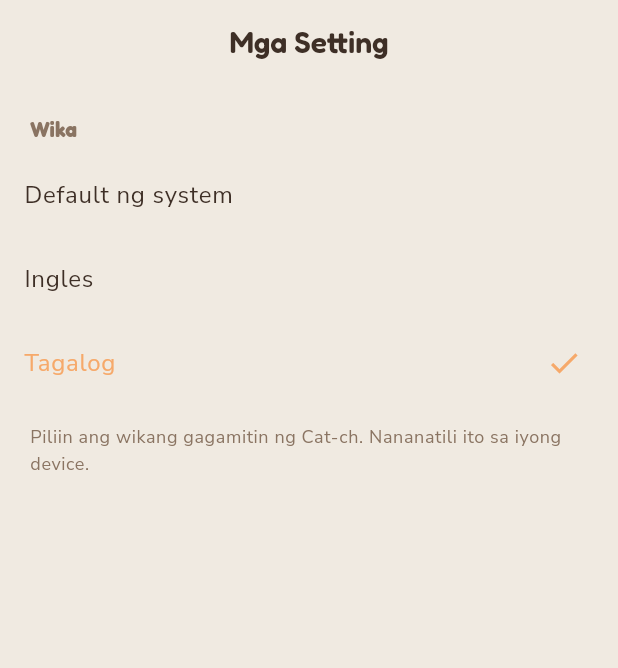
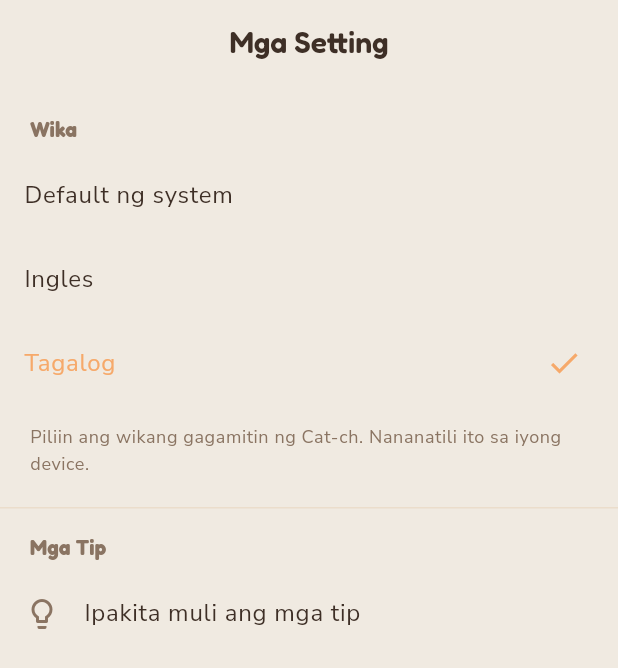
Before and after one commit to nykefleym-pbi/catch-mobile, a Flutter app: the SettingsScreen screen opened by its route, after a tap on "English", after a tap on "Tagalog", on a phone screen of 412 x 824 dp. Shown: the top 668 px of the screen. Run offline on Flutter 3.47's test engine with Material 3 defaults, Android fonts, the phone set to English and light mode, and no system bars; our stand-ins replace camera, flutter_map, flutter_riverpod, geolocator, go_router, google_fonts and 6 more; missing offline and left inert: google_mlkit_image_labeling; accounts and stored records are empty.

Commit message:
Launch-readiness: per-screen first-run tips (dismissible, resettable)
Item 2 — a lightweight coach-mark shown once per screen.

- lib/features/tutorial: TutorialController persists a seen-set on-device
  (no data collected); FirstRunTip is a reusable, Semantics-labelled inline
  banner — skippable via "Got it", never blocking, renders nothing once
  dismissed. Inline (not a full-screen overlay) so it can't trap the live
  camera and reads well to screen readers.
- Wired into CatDex and the Explore map (localized copy); the same one-liner
  drops into any other screen.
- Settings gains a "Show tips again" reset (resetAll) so tips are never a
  one-way gate. New localized strings (en + fil).

Test: tips start unseen; markSeen persists + idempotent; resetAll clears.

Co-Authored-By: Claude Opus 4.8 <noreply@anthropic.com>
Claude-Session: https://claude.ai/code/session_01MAxzz8gFFrU1L32wpL16w2

```diff
--- a/lib/features/catdex/presentation/catdex_screen.dart
+++ b/lib/features/catdex/presentation/catdex_screen.dart
@@ -7,6 +7,8 @@ import 'package:go_router/go_router.dart';
 import '../../../core/config/env.dart';
 import '../../../core/router/app_router.dart';
 import '../../../core/theme/app_theme.dart';
+import '../../../l10n/app_localizations.dart';
+import '../../tutorial/presentation/first_run_tip.dart';
 import '../data/cats_repository.dart';
 import '../domain/cat.dart';
 
@@ -143,6 +145,10 @@ class _CatDexBodyState extends ConsumerState<_CatDexBody> {
           ),
         ),
         const SizedBox(height: 12),
+        FirstRunTip(
+          screenId: 'catdex',
+          message: AppLocalizations.of(context).tipCatdex,
+        ),
         Expanded(
           child: cats.when(
             loading: () =>
--- a/lib/features/settings/presentation/settings_screen.dart
+++ b/lib/features/settings/presentation/settings_screen.dart
@@ -2,6 +2,7 @@ import 'package:flutter/material.dart';
 import 'package:flutter_riverpod/flutter_riverpod.dart';
 
 import '../../../l10n/app_localizations.dart';
+import '../../tutorial/data/tutorial_repository.dart';
 import '../data/settings_repository.dart';
 
 /// App Settings — the K1 preferences surface. For Slice A it hosts the language
@@ -63,6 +64,28 @@ class SettingsScreen extends ConsumerWidget {
                 ),
               ),
             ),
+            const Divider(height: 1),
+            Padding(
+              padding: const EdgeInsets.fromLTRB(20, 16, 20, 6),
+              child: Text(
+                l.settingsTipsSection,
+                style: theme.textTheme.titleSmall?.copyWith(
+                  fontWeight: FontWeight.w700,
+                  color: theme.colorScheme.onSurfaceVariant,
+                ),
+              ),
+            ),
+            ListTile(
+              leading: const Icon(Icons.lightbulb_outline),
+              title: Text(l.resetTips),
+              onTap: () async {
+                await ref.read(tutorialSeenProvider.notifier).resetAll();
+                if (!context.mounted) return;
+                ScaffoldMessenger.of(context).showSnackBar(
+                  SnackBar(content: Text(l.resetTipsDone)),
+                );
+              },
+            ),
           ],
         ),
       ),
--- a/lib/l10n/app_localizations.dart
+++ b/lib/l10n/app_localizations.dart
@@ -46,6 +46,13 @@ class AppLocalizations {
   String get profileLanguageRowTitle => _t('profileLanguageRowTitle');
   String get profileLanguageRowSubtitle => _t('profileLanguageRowSubtitle');
 
+  // --- Tutorial tips ---------------------------------------------------------
+  String get settingsTipsSection => _t('settingsTipsSection');
+  String get resetTips => _t('resetTips');
+  String get resetTipsDone => _t('resetTipsDone');
+  String get tipCatdex => _t('tipCatdex');
+  String get tipMap => _t('tipMap');
+
   /// The per-locale string tables. `en` is the template; keep every locale's
   /// key set identical (a test enforces this).
   static const Map<String, Map<String, String>> _strings = {
@@ -59,6 +66,12 @@ class AppLocalizations {
           'Choose the language Cat-ch uses. This stays on your device.',
       'profileLanguageRowTitle': 'Language',
       'profileLanguageRowSubtitle': 'English & Tagalog',
+      'settingsTipsSection': 'Tips',
+      'resetTips': 'Show tips again',
+      'resetTipsDone': 'Tips will show again.',
+      'tipCatdex':
+          'Long-press a cat to add your own private tags. Tap to open its page.',
+      'tipMap': 'Cats you meet get pinned here. Tap a pin to visit that friend.',
     },
     'fil': {
       'settingsTitle': 'Mga Setting',
@@ -70,6 +83,14 @@ class AppLocalizations {
           'Piliin ang wikang gagamitin ng Cat-ch. Nananatili ito sa iyong device.',
       'profileLanguageRowTitle': 'Wika',
       'profileLanguageRowSubtitle': 'Ingles at Tagalog',
+      'settingsTipsSection': 'Mga Tip',
+      'resetTips': 'Ipakita muli ang mga tip',
+      'resetTipsDone': 'Muling lalabas ang mga tip.',
+      'tipCatdex':
+          'Pindutin nang matagal ang isang pusa para maglagay ng sarili mong '
+              'pribadong tag. I-tap para buksan ang pahina nito.',
+      'tipMap': 'Ang mga pusang nakikilala mo ay nakalagay dito. I-tap ang pin '
+          'para bisitahin ang kaibigang iyon.',
     },
   };
 
```
Also changed, not shown: lib/features/map/presentation/map_screen.dart (+12 -0 lines), lib/features/tutorial/data/tutorial_repository.dart (added, +37 -0 lines), lib/features/tutorial/presentation/first_run_tip.dart (added, +71 -0 lines), 1 other file.
